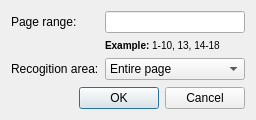
Before: the Qt Designer form qt/data/PageRangeDialog.ui in manisandro/gImageReader, drawn with Qt 5.
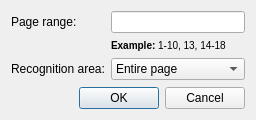
After: the same form once the commit is applied.

Patch:
```diff
--- a/qt/data/PageRangeDialog.ui
+++ b/qt/data/PageRangeDialog.ui
@@ -34,7 +34,7 @@
    <item row="2" column="0">
     <widget class="QLabel" name="labelRecognitionArea">
      <property name="text">
-      <string>Recogition area:</string>
+      <string>Recognition area:</string>
      </property>
     </widget>
    </item>
```
